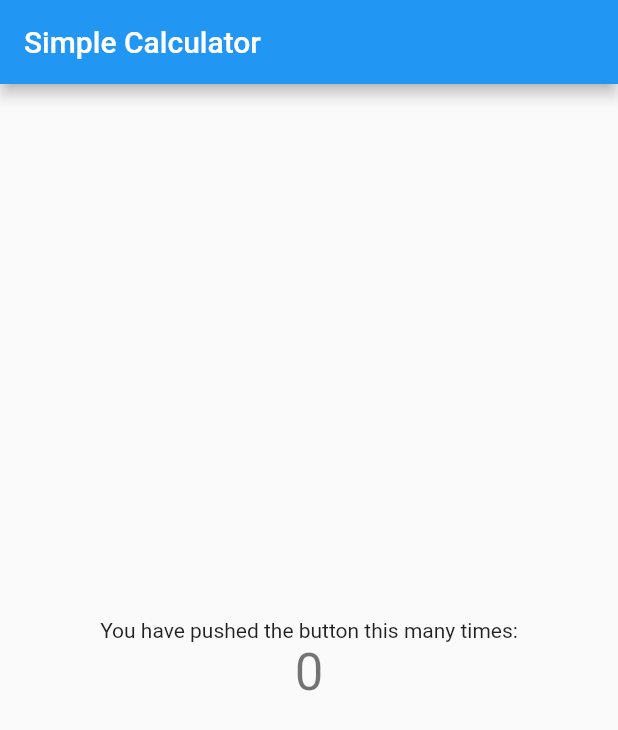
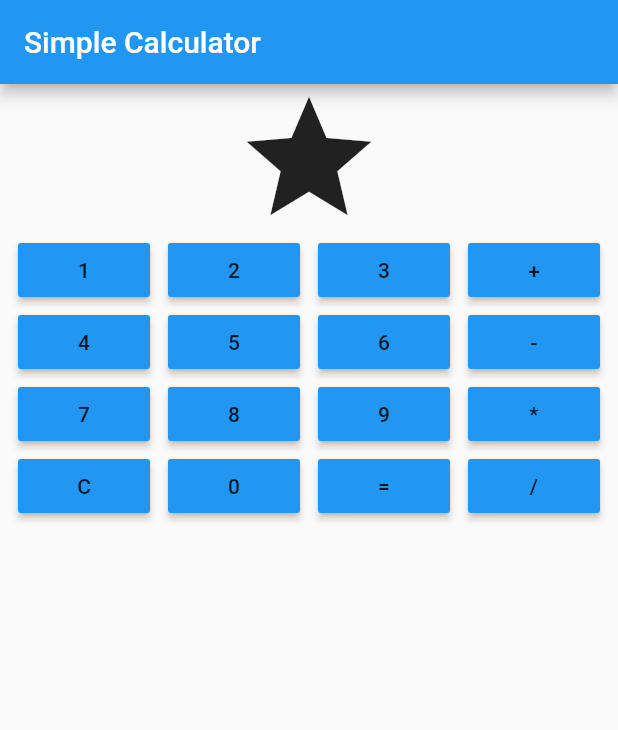
Before and after one commit to xnio94/calculate, a Flutter app: the screen it shows after launch, on a phone screen of 412 x 824 dp. Shown: the top 730 px of the screen. Run offline on Flutter 3.47's test engine with Material 2 defaults, Android fonts, the phone set to English and light mode, and no system bars.

Commit message:
numbersand operation pad design

```diff
--- a/lib/main.dart
+++ b/lib/main.dart
@@ -1,4 +1,5 @@
 import 'package:flutter/material.dart';
+
 void main() => runApp(MyApp());
 
 class MyApp extends StatelessWidget {
@@ -22,13 +23,42 @@ class MyHomePage extends StatefulWidget {
   _MyHomePageState createState() => _MyHomePageState();
 }
 
+/*
+class MyButton extends RaisedButton {
+  MyButton(x, context)
+      : super(
+          child: Text(x),
+          color: Theme.of(context).accentColor,
+          //elevation: 4.0,
+          splashColor: Colors.blueGrey,
+          onPressed: () {},
+        );
+}
+
+*/
+
+class MyButton extends Tooltip {
+  MyButton(x, context)
+      : super(
+            message: x,
+            child: new RaisedButton(
+              child: Text(x),
+              color: Theme.of(context).accentColor,
+              splashColor: Colors.blueGrey,
+              onPressed: () {
+                print("anas");
+
+
+              },
+            ));
+}
+
 class _MyHomePageState extends State<MyHomePage> {
-  int _counter = 0;
+  int NUM = 0;
+  String op;
 
   void _incrementCounter() {
-    setState(() {
-      _counter++;
-    });
+    setState(() {});
   }
 
   @override
@@ -37,7 +67,56 @@ class _MyHomePageState extends State<MyHomePage> {
       appBar: AppBar(
         title: Text(widget.title),
       ),
-      body: Center(
+      body: Column(
+        crossAxisAlignment: CrossAxisAlignment.center,
+        children: <Widget>[
+          new Row /*or Column*/ (
+            mainAxisAlignment: MainAxisAlignment.spaceEvenly,
+            children: <Widget>[
+              new Icon(Icons.star, size: 100.0),
+            ],
+          ),
+          new Row /*or Column*/ (
+            mainAxisAlignment: MainAxisAlignment.spaceEvenly,
+            children: <Widget>[
+              MyButton('1', context),
+              MyButton('2', context),
+              MyButton('3', context),
+              MyButton('+', context),
+            ],
+          ),
+          new Row /*or Column*/ (
+            mainAxisAlignment: MainAxisAlignment.spaceEvenly,
+            children: <Widget>[
+              MyButton('4', context),
+              MyButton('5', context),
+              MyButton('6', context),
+              MyButton('-', context)
+            ],
+          ),
+          new Row /*or Column*/ (
+            mainAxisAlignment: MainAxisAlignment.spaceEvenly,
+            children: <Widget>[
+              MyButton('7', context),
+              MyButton('8', context),
+              MyButton('9', context),
+              MyButton('*', context),
+            ],
+          ),
+          new Row /*or Column*/ (
+            mainAxisAlignment: MainAxisAlignment.spaceEvenly,
+            children: <Widget>[
+              MyButton('C', context),
+              MyButton('0', context),
+              MyButton('=', context),
+              MyButton('/', context),
+            ],
+          ),
+        ],
+      ),
+
+      /*
+      Center(
         child: Column(
           mainAxisAlignment: MainAxisAlignment.center,
           children: <Widget>[
@@ -51,6 +130,7 @@ class _MyHomePageState extends State<MyHomePage> {
           ],
         ),
       ),
+      */
     );
   }
 }
```
